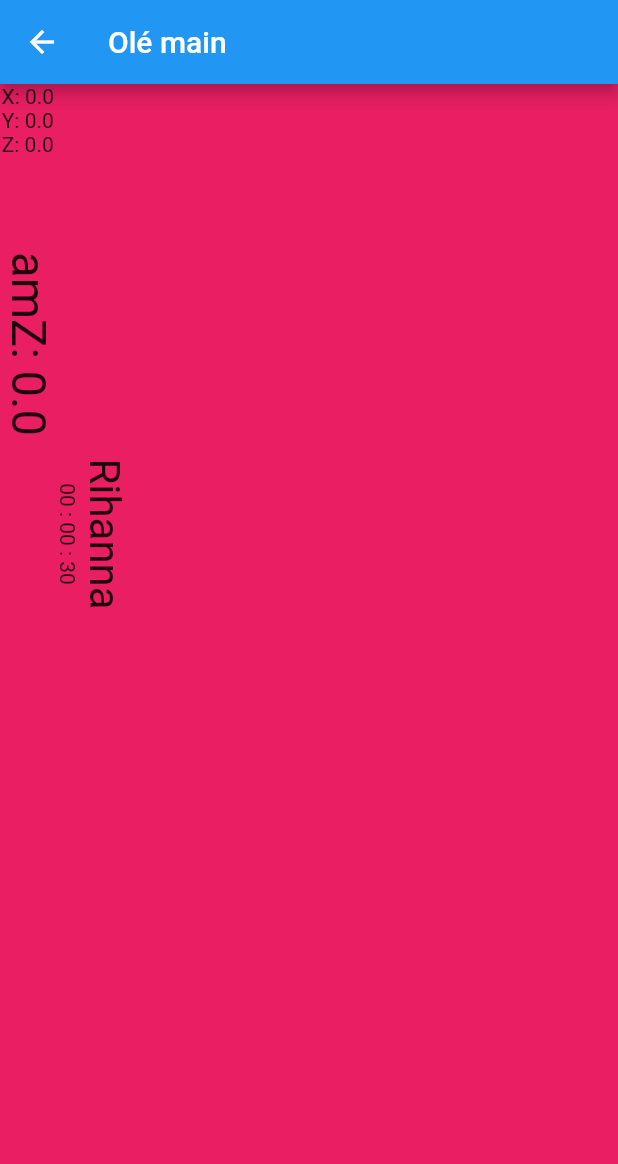
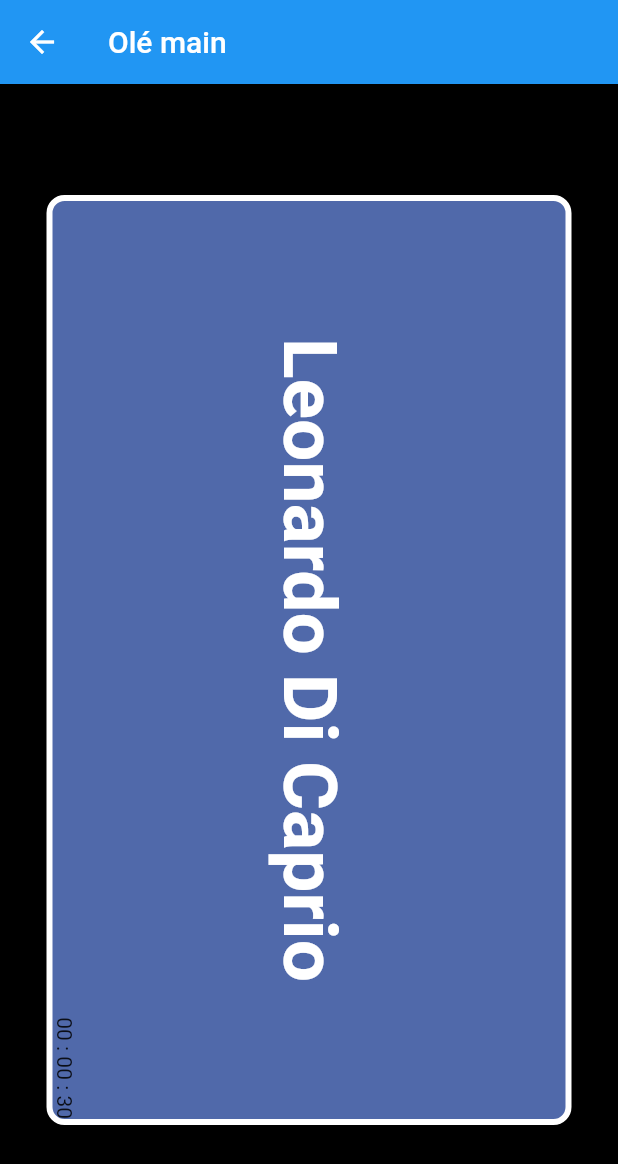
Before and after one commit to willouDeWallStreet/cap_v2, a Flutter app: the OleMainPageCore screen opened by its route, on a phone screen of 412 x 824 dp. Shown: the top 1164 px of the screen. Run offline on Flutter 3.47's test engine with Material 2 defaults, Android fonts, the phone set to English and light mode, and no system bars; drawn by our look-alikes of flutter_countdown_timer; our stand-ins replace sensors.

Commit message:
<feature>(OleMain): style and try to display duration game time

```diff
--- a/data/ole_main_people.json
+++ b/data/ole_main_actor.json
@@ -1,16 +1,4 @@
 [
-  "Rihanna",
-  "Lady Gaga",
-  "Ariana Grande",
-  "Eminem",
-  "Dr. Dre",
-  "Chris Brown",
-  "Jennifer Lopez",
-  "Shakira",
-  "Céline Dion",
-
-  "François Hollande",
-
   "Leonardo Di Caprio",
   "Bruce Willis",
   "Johnny Depp",
@@ -24,7 +12,5 @@
   "Al Pacino",
   "Daniel Radcliffe",
   "Emma Watson",
-  "Penélope Cruz",
-
-  "Messi"
+  "Penélope Cruz"
 ]
--- /dev/null
+++ b/data/ole_main_singer.json
@@ -0,0 +1,11 @@
+[
+  "Rihanna",
+  "Lady Gaga",
+  "Ariana Grande",
+  "Eminem",
+  "Dr. Dre",
+  "Chris Brown",
+  "Jennifer Lopez",
+  "Shakira",
+  "Céline Dion"
+]
--- a/lib/screens/ole_main/ole_main.dart
+++ b/lib/screens/ole_main/ole_main.dart
@@ -59,7 +59,7 @@ class OleMainPage extends State<OleMainPageCore> {
           amZBoosted = (counter<10) ? (amZBoosted + amZ * counter * gyroYBoosted) : (amZ * counter);
           print('amZBoosted: $amZBoosted');
           print('gyroYBoosted: $gyroYBoosted');
-          if (amZBoosted > 50) {
+          if (amZBoosted > 80) {
             counter = 0;
             print('\n\n\n');
             print('IT IS A WIIIIIIIN ! ! ! ! ! !');
@@ -67,7 +67,7 @@ class OleMainPage extends State<OleMainPageCore> {
             print('-------------> goodResponseNb: $goodResponseNb');
             pickAnotherRandomQuestion();
             print('\n\n\n');
-          } else if (amZBoosted < -40) {
+          } else if (amZBoosted < -80) {
             counter = 0;
             print('\n\n\n');
             print('IT IS A LOOOOOOOOSE ! ! ! ! ! !');
@@ -85,7 +85,7 @@ class OleMainPage extends State<OleMainPageCore> {
 
   //TODO WEV -v2 (2022-09-27-0:35): créé un objet avec libelle, thème et difficulté
   Future<String> loadOleListFromApi() async {
-    var oleListJon = await rootBundle.loadString("data/ole_main_people.json");
+    var oleListJon = await rootBundle.loadString("data/ole_main_actor.json");
     oleList = json.decode(oleListJon).cast<String>();
     debugPrint('oleList: $oleList');
     currentOle = oleList[currentIndexOleList];
@@ -131,15 +131,16 @@ class OleMainPage extends State<OleMainPageCore> {
   Widget build(BuildContext context) {
     return Scaffold(
       //Here you can set what ever background color you need.
-      backgroundColor: Colors.pink,
+      backgroundColor: Colors.black,
       appBar: AppBar(
         title: Text(widget.title),
       ),
-      body: Container(
-          height: 600,
-          width: 400,
+      body: /*Container(
+          //TODO WEV -d (2022-09-27-23:0)
+          *//*height: 600,
+          width: 400,*//*
           child: Row(children: [
-            Transform.translate(
+            *//*Transform.translate(
               offset: Offset(gyroY, 0),
               child: Container(
                 child: Center(
@@ -147,13 +148,13 @@ class OleMainPage extends State<OleMainPageCore> {
                     children: [
                       Text("X: ${gyroX}"), Text("Y: ${gyroY}"), Text("Z: ${gyroZ}"),
                       Text("\n\n\n"),
-                      /*Text("amZ: ${amZ}"),*/
+                      *//**//*Text("amZ: ${amZ}"),*//**//*
                       RotatedBox(quarterTurns: 1, child: Text("amZ: ${amZ}", textScaleFactor: 2.25)),
                       ],
                   ),
                 ),
               ),
-            ),
+            ),*//*
             Center(
               child: RotatedBox(quarterTurns: 1, child:
                 CountdownTimer(
@@ -164,17 +165,75 @@ class OleMainPage extends State<OleMainPageCore> {
             ),
             Center(
               child: RotatedBox(quarterTurns: 1, child:
-                FutureBuilder(
-                  future: loadOleListFromApi(), // async work
-                  builder: (context, AsyncSnapshot<String> snapshot) {
-                    return Text(snapshot.data!, textScaleFactor: 2.0, textAlign: TextAlign.center);
-                  },
+                Column(
+                  mainAxisAlignment: MainAxisAlignment.center,
+                  crossAxisAlignment: CrossAxisAlignment.center,
+                  children: [
+                    FutureBuilder(
+                      future: loadOleListFromApi(), // async work
+                      builder: (context, AsyncSnapshot<String> snapshot) {
+                        return Text(snapshot.data!, textScaleFactor: 3.0, textAlign: TextAlign.center);
+                      },
+                    )
+                  ],
                 )
-              )
+              ),
+            )
+          ])
+      )*/
+      Align(
+        alignment: Alignment.center,
+        child: RotatedBox(quarterTurns: 1, child:
+          Container(
+            width: 620.0,
+            height: 350.0,
+            decoration: BoxDecoration(
+              borderRadius: BorderRadius.circular(12),
+              color: const Color(0xff5069aa),
+              border: Border.all(width: 4, color: Colors.white),
             ),
-          ],
+            child: Stack(
+                alignment: AlignmentDirectional.center,
+                children: <Widget>[
+                  FutureBuilder(
+                    future: loadOleListFromApi(), // async work
+                    builder: (context, AsyncSnapshot<String> snapshot) {
+                      return Align(
+                          alignment: Alignment.center,
+                          child: Text(
+                              snapshot.data!,
+                              style: TextStyle(fontSize: 50, fontWeight: FontWeight.bold, color: Colors.white)
+                          )
+                      );
+                    },
+                  ),
+                  Align(
+                    alignment: Alignment.bottomRight,
+                    child:
+                      CountdownTimer(
+                        onEnd: onEnd,
+                        endTime: endTime,
+                      ),
+                    /*Text("35",style: TextStyle(fontSize: 35, fontWeight: FontWeight.bold, color: Colors.white))*/
+                  )
+                ]
+            )
+
+            /*child: FutureBuilder(
+              future: loadOleListFromApi(), // async work
+              builder: (context, AsyncSnapshot<String> snapshot) {
+                return Align(
+                  alignment: Alignment.center,
+                  child: Text(
+                    snapshot.data!,
+                    style: TextStyle(fontSize: 50, fontWeight: FontWeight.bold, color: Colors.white)
+                  )
+                );
+              },
+            ),*/
+          )
         )
-      ),
+      )
     );
   }
 }
--- a/pubspec.yaml
+++ b/pubspec.yaml
@@ -59,7 +59,8 @@ dev_dependencies:
 flutter:
   assets:
     - data/date_game_list.json
-    - data/ole_main_people.json
+    - data/ole_main_actor.json
+    - data/ole_main_singer.json
     - data/quizz_alcool_list.json
     - data/quizz_cinema_list.json
     - data/quizz_sport_list.json
```
